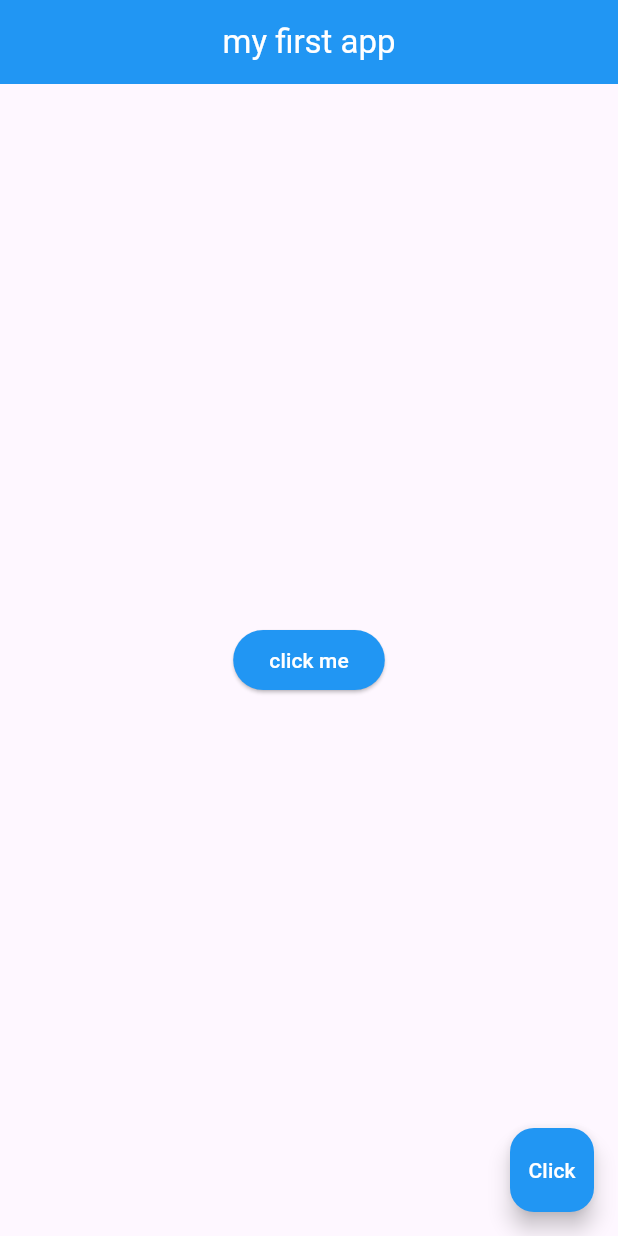
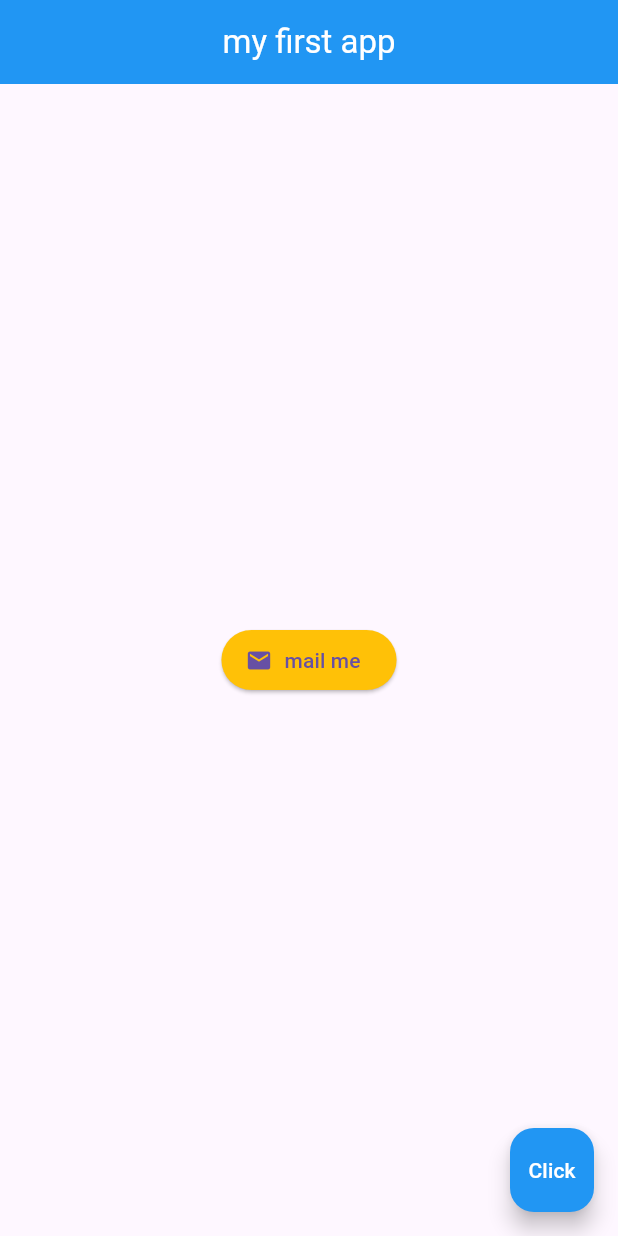
Before and after one commit to Prihantoedi/FlutterTest, a Flutter app: the screen it shows after launch, on a phone screen of 412 x 824 dp. Run offline on Flutter 3.47's test engine with Material 3 defaults, Android fonts, the phone set to English and light mode, and no system bars.

Commit message:
how to use icon inside elevated button

```diff
--- a/lib/main.dart
+++ b/lib/main.dart
@@ -21,16 +21,14 @@ class Home extends StatelessWidget{
           centerTitle: true,
         ),
         body: Center(
-          child: ElevatedButton(
-              onPressed: (){
-                print('you clicked me');
-              },
-              child: Text(
-                  'click me',
-                style: TextStyle(color: Colors.white),
+          child: ElevatedButton.icon(
+              onPressed: (){},
+              icon: Icon(
+                Icons.mail
               ),
+              label: Text('mail me'),
               style: ElevatedButton.styleFrom(
-                backgroundColor: Colors.blue
+                backgroundColor: Colors.amber,
               ),
           )
         ),
```
